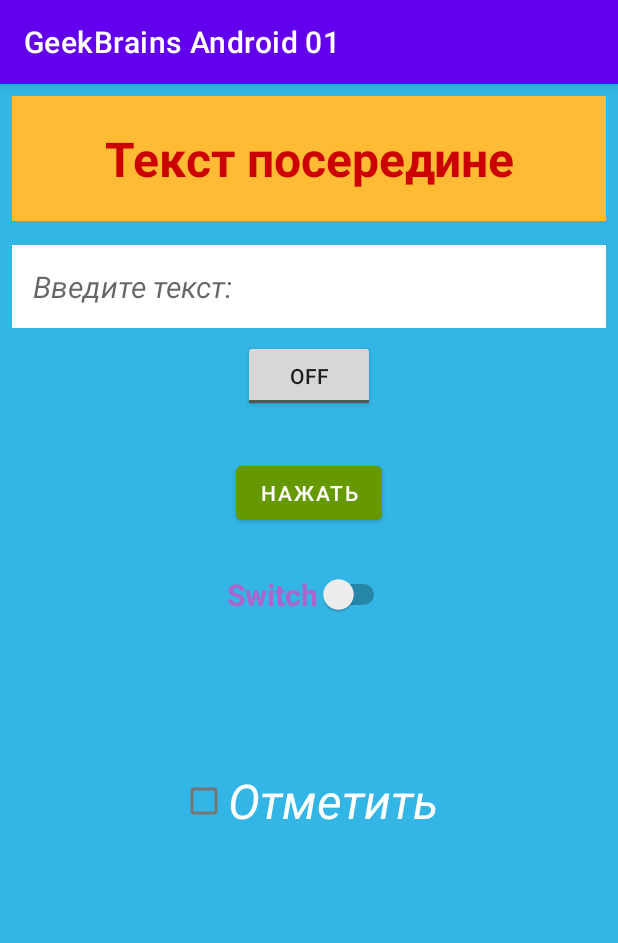
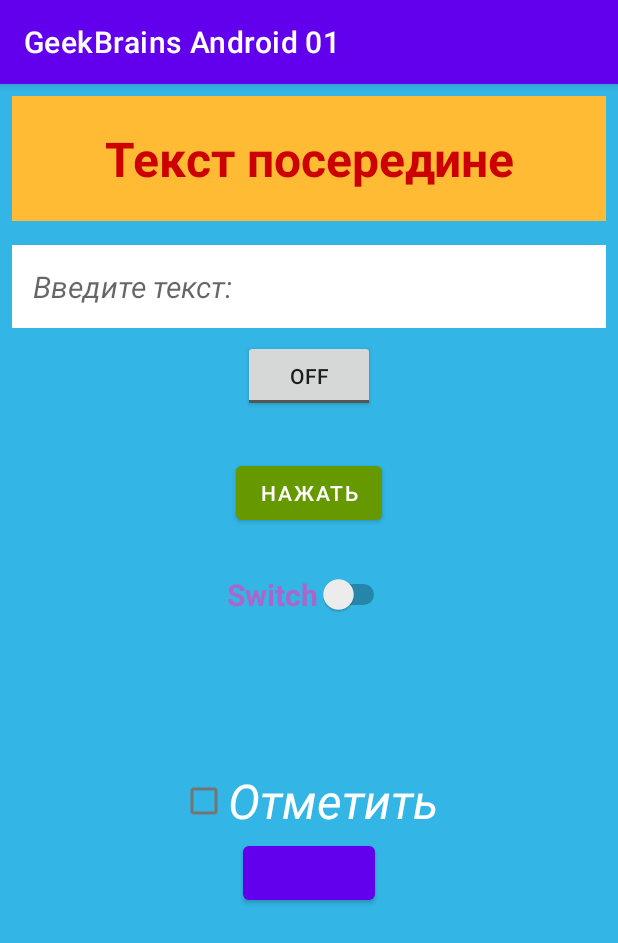
Before and after one commit to Weret90/GeekBrains_Android_01, an Android app: the screen it shows after launch (MainActivity), on a phone screen of 412 x 824 dp. Shown: the top 943 px of the screen. Run offline under Robolectric (Android 15) with nearby library versions, the phone set to English and light mode, and no system bars.

Commit message:
доработка

```diff
--- a/app/src/main/java/com/demo/geekbrainsandroid01/MainActivity.java
+++ b/app/src/main/java/com/demo/geekbrainsandroid01/MainActivity.java
@@ -3,6 +3,7 @@ package com.demo.geekbrainsandroid01;
 import androidx.appcompat.app.AppCompatActivity;
 
 import android.os.Bundle;
+import android.view.View;
 
 public class MainActivity extends AppCompatActivity {
 
@@ -11,4 +12,8 @@ public class MainActivity extends AppCompatActivity {
         super.onCreate(savedInstanceState);
         setContentView(R.layout.activity_main);
     }
+
+    public void switchLayout(View view) {
+        setContentView(R.layout.activity_second);
+    }
 }
--- a/app/src/main/res/layout/activity_main.xml
+++ b/app/src/main/res/layout/activity_main.xml
@@ -69,4 +69,11 @@
         android:layout_width="wrap_content"
         android:layout_height="wrap_content"
         android:text="Отметить" />
+
+    <Button
+        android:id="@+id/switchLayout"
+        android:layout_width="wrap_content"
+        android:layout_height="wrap_content"
+        android:onClick="switchLayout" />
+
 </LinearLayout>
```
